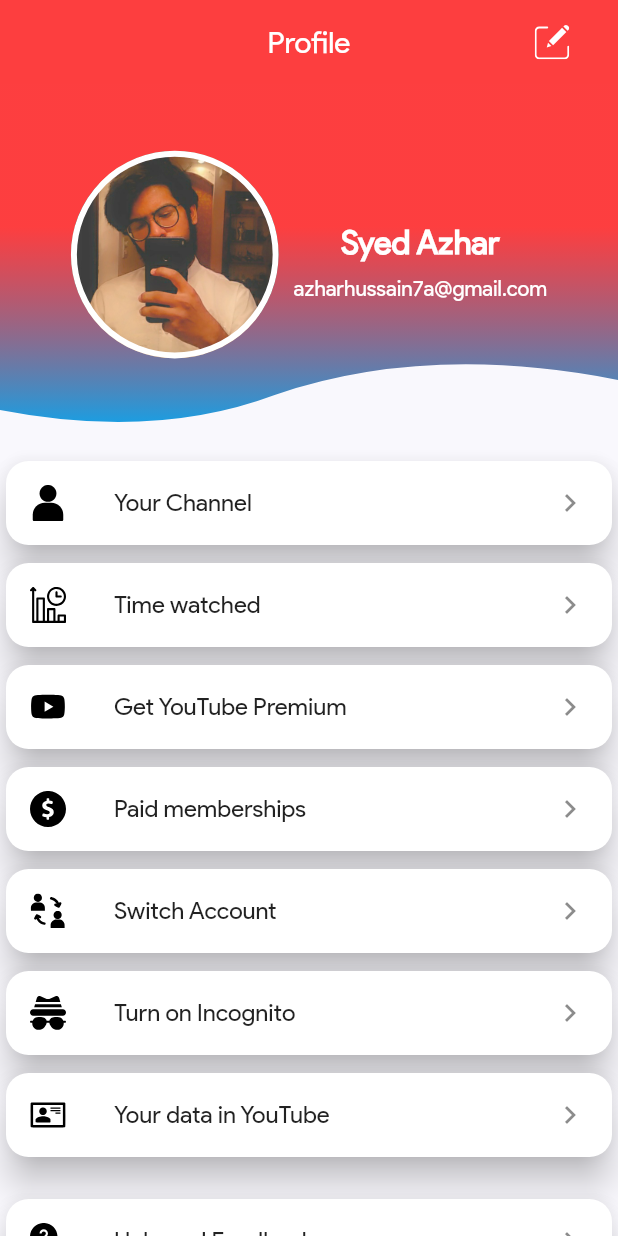
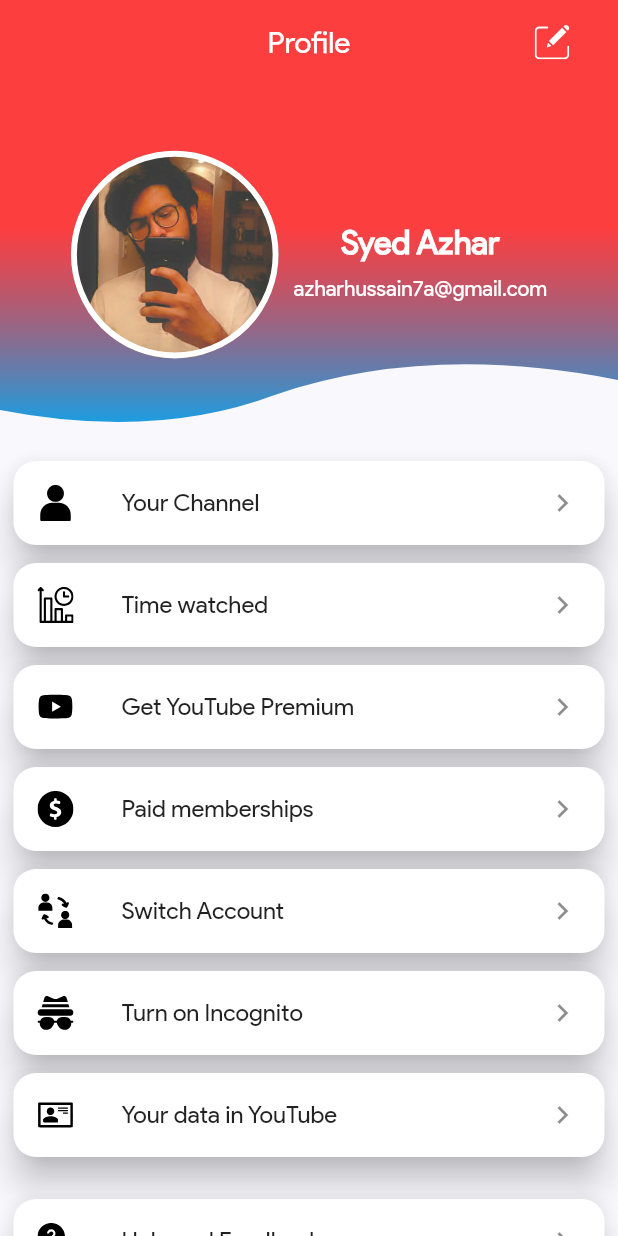
Before and after one commit to sahq-azhar/Flutter-Future_Google-YouTube_UI, a Flutter app: the ProfileScreen screen opened directly, on a phone screen of 412 x 824 dp. Run offline on Flutter 3.47's test engine with Material 2 defaults, Android fonts, the phone set to English and light mode, and no system bars; our stand-ins replace curved_navigation_bar, flutter_custom_clippers, flutter_svg; network calls fail.

Commit message:
Initial Commit

```diff
--- a/lib/pages/profile_page/profile-page.dart
+++ b/lib/pages/profile_page/profile-page.dart
@@ -95,6 +95,10 @@ Widget _myListView(BuildContext context) {
         ),
       ),
       SizedBox(height: 10),
+        Container(
+          padding: const EdgeInsets.fromLTRB(5, 0, 5, 0),
+          child: Column(
+            children: [
               Card(
                 shadowColor: Colors.black,
                 elevation: 10,
@@ -220,6 +224,11 @@ Widget _myListView(BuildContext context) {
                     onTap: () {}),
               ),
             ],
+          ),
+        ),
+
+
+],
 
 
   );
```
Lines whose indentation alone changed are shown as unchanged.
